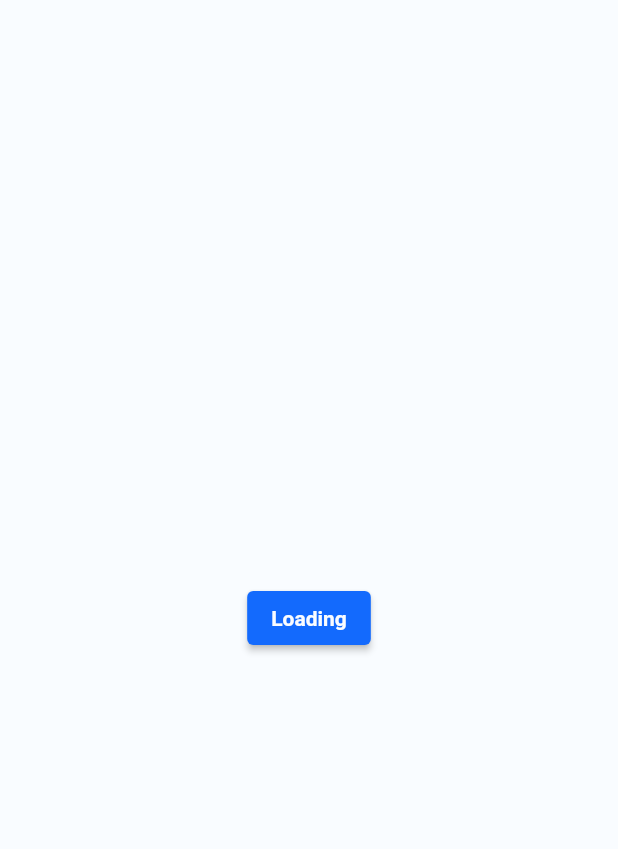
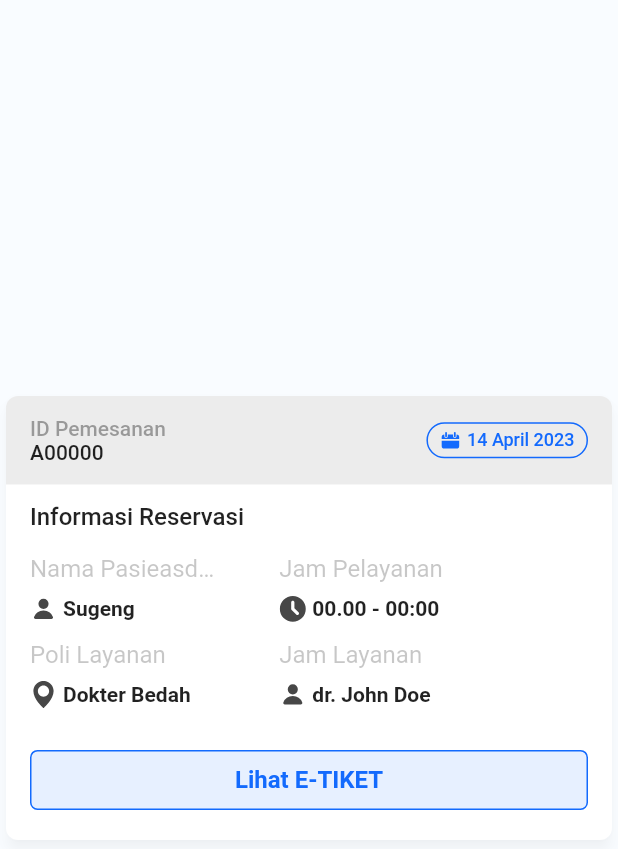
Before and after one commit to ifku/reservasi_rawat_jalan_mobile, a Flutter app: the DummyPage screen opened directly, on a phone screen of 412 x 824 dp. Shown: the top 849 px of the screen. Run offline on Flutter 3.47's test engine with Material 3 defaults, Android fonts, the light colour scheme and no system bars; our stand-ins replace bloc, cached_network_image, dartz, device_preview, dio, easy_localization and 12 more; accounts and stored records are empty; Roboto replaces fonts that are missing (Sf-Pro).

Commit message:
Add reservation list card.

```diff
--- /dev/null
+++ b/lib/core/components/card/rrj_reservation_list_card.dart
@@ -0,0 +1,173 @@
+import 'package:easy_localization/easy_localization.dart';
+import 'package:flutter/material.dart';
+import 'package:reservasi_rawat_jalan_mobile/core/components/button/rrj_outlined_button.dart';
+import 'package:reservasi_rawat_jalan_mobile/core/gen/assets.gen.dart';
+import 'package:reservasi_rawat_jalan_mobile/core/gen/locale_keys.g.dart';
+import 'package:reservasi_rawat_jalan_mobile/features/current_reservation/presentation/widgets/reservation_info_item.dart';
+
+class RRJReservationListCard extends StatelessWidget {
+  const RRJReservationListCard({
+    super.key,
+    required this.id,
+    required this.date,
+    required this.patientName,
+    required this.clinic,
+    required this.serviceHour,
+    required this.doctorName,
+    this.onPressed,
+  });
+
+  final String id;
+  final String date;
+  final String patientName;
+  final String clinic;
+  final String serviceHour;
+  final String doctorName;
+  final void Function()? onPressed;
+
+  @override
+  Widget build(BuildContext context) {
+    return Card(
+      elevation: 4.0,
+      shadowColor: Theme.of(context).colorScheme.onSurface.withOpacity(0.1),
+      shape: RoundedRectangleBorder(
+        borderRadius: BorderRadius.circular(8.0),
+      ),
+      child: Column(
+        mainAxisSize: MainAxisSize.min,
+        crossAxisAlignment: CrossAxisAlignment.start,
+        children: [
+          Container(
+            height: MediaQuery.of(context).size.height / 14.0,
+            width: MediaQuery.of(context).size.width,
+            decoration: BoxDecoration(
+              color: Theme.of(context).colorScheme.onSurface.withOpacity(0.1),
+              borderRadius: const BorderRadius.only(
+                topLeft: Radius.circular(8.0),
+                topRight: Radius.circular(8.0),
+              ),
+            ),
+            child: Padding(
+              padding: const EdgeInsets.fromLTRB(16.0, 0.0, 16.0, 0.0),
+              child: Row(
+                mainAxisAlignment: MainAxisAlignment.spaceBetween,
+                children: [
+                  Column(
+                    mainAxisSize: MainAxisSize.min,
+                    crossAxisAlignment: CrossAxisAlignment.start,
+                    children: [
+                      Text(
+                        "ID Pemesanan",
+                        style: Theme.of(context).textTheme.bodyMedium?.copyWith(
+                              color: Theme.of(context)
+                                  .colorScheme
+                                  .onSurface
+                                  .withOpacity(0.5),
+                            ),
+                      ),
+                      Text(id, style: Theme.of(context).textTheme.bodyMedium),
+                    ],
+                  ),
+                  Container(
+                    height: 24.0,
+                    padding: const EdgeInsets.symmetric(horizontal: 8.0),
+                    decoration: BoxDecoration(
+                      borderRadius: BorderRadius.circular(24.0),
+                      border: Border.all(
+                        color: Theme.of(context).colorScheme.primary,
+                      ),
+                    ),
+                    child: Row(
+                      children: [
+                        Assets.icons.iconCalendar.svg(
+                          colorFilter: ColorFilter.mode(
+                            Theme.of(context).colorScheme.primary,
+                            BlendMode.srcIn,
+                          ),
+                          width: 14.0,
+                          height: 14.0,
+                        ),
+                        const SizedBox(width: 4.0),
+                        Text(
+                          date,
+                          style: Theme.of(context)
+                              .textTheme
+                              .bodySmall
+                              ?.copyWith(
+                                color: Theme.of(context).colorScheme.primary,
+                              ),
+                        ),
+                      ],
+                    ),
+                  ),
+                ],
+              ),
+            ),
+          ),
+          const SizedBox(height: 4.0),
+          Padding(
+            padding: const EdgeInsets.fromLTRB(16.0, 8.0, 16.0, 0.0),
+            child: Column(
+              crossAxisAlignment: CrossAxisAlignment.start,
+              children: [
+                Text(LocaleKeys.reservationScreen_reservationInformation.tr(),
+                    style: Theme.of(context).textTheme.bodyLarge),
+                const SizedBox(height: 16.0),
+                Row(
+                  children: [
+                    Column(
+                      crossAxisAlignment: CrossAxisAlignment.start,
+                      children: [
+                        ReservationInfoItem(
+                            title: "Nama Pasieasddddddddddddddddddddddasdn",
+                            icon: Assets.icons.iconPerson3.path,
+                            content: patientName),
+                        const SizedBox(height: 12),
+                        ReservationInfoItem(
+                            title: "Poli Layanan",
+                            icon: Assets.icons.iconLocation.path,
+                            content: clinic),
+                      ],
+                    ),
+                    SizedBox(width: MediaQuery.of(context).size.width * 0.05),
+                    Column(
+                      crossAxisAlignment: CrossAxisAlignment.start,
+                      children: [
+                        ReservationInfoItem(
+                            title: "Jam Pelayanan",
+                            icon: Assets.icons.iconClock.path,
+                            content: serviceHour),
+                        const SizedBox(height: 12),
+                        ReservationInfoItem(
+                            title: "Jam Layanan",
+                            icon: Assets.icons.iconPerson3.path,
+                            content: doctorName),
+                      ],
+                    ),
+                  ],
+                ),
+              ],
+            ),
+          ),
+          const SizedBox(height: 24.0),
+          Padding(
+            padding: const EdgeInsets.fromLTRB(16.0, 0.0, 16.0, 16.0),
+            child: RRJOutlinedButton(
+              onPressed: () {},
+              width: MediaQuery.of(context).size.width,
+              borderColor: Theme.of(context).colorScheme.primary,
+              backgroundColor:
+                  Theme.of(context).colorScheme.primary.withOpacity(0.1),
+              child: Text(
+                "Lihat E-TIKET",
+                style: Theme.of(context).textTheme.titleMedium?.copyWith(
+                      color: Theme.of(context).colorScheme.primary,
+                    ),
+              ),
+            ),
+          )
+        ],
+      ),
+    );
+  }
+}
--- a/lib/features/current_reservation/presentation/widgets/reservation_info_item.dart
+++ b/lib/features/current_reservation/presentation/widgets/reservation_info_item.dart
@@ -17,13 +17,17 @@ class ReservationInfoItem extends StatelessWidget {
     return Column(
       crossAxisAlignment: CrossAxisAlignment.start,
       children: [
-        Text(
+        SizedBox(
+          width: MediaQuery.of(context).size.width * 0.3,
+          child: Text(
             title,
             maxLines: 1,
             overflow: TextOverflow.ellipsis,
             style: Theme.of(context).textTheme.titleMedium?.copyWith(
                   fontWeight: FontWeight.w400,
-                color: Theme.of(context).colorScheme.onSurface.withOpacity(0.3),
+                  color:
+                      Theme.of(context).colorScheme.onSurface.withOpacity(0.3),
+                ),
           ),
         ),
         const SizedBox(height: 8.0),
@@ -35,7 +39,13 @@ class ReservationInfoItem extends StatelessWidget {
                 colorFilter: ColorFilter.mode(
                     Theme.of(context).colorScheme.onSurface, BlendMode.srcIn)),
             const SizedBox(width: 4.0),
-            Text(content, style: Theme.of(context).textTheme.labelLarge),
+            SizedBox(
+              width: MediaQuery.of(context).size.width * 0.3,
+              child: Text(content,
+                  maxLines: 1,
+                  overflow: TextOverflow.ellipsis,
+                  style: Theme.of(context).textTheme.labelLarge),
+            ),
           ],
         ),
       ],
--- a/lib/features/dummy_page.dart
+++ b/lib/features/dummy_page.dart
@@ -1,4 +1,5 @@
 import 'package:flutter/material.dart';
+import 'package:reservasi_rawat_jalan_mobile/core/components/card/rrj_reservation_list_card.dart';
 
 class DummyPage extends StatefulWidget {
   const DummyPage({super.key});
@@ -10,11 +11,17 @@ class DummyPage extends StatefulWidget {
 class _DummyPageState extends State<DummyPage> {
   @override
   Widget build(BuildContext context) {
-    return Scaffold(
-        body: Center(
-            child: ElevatedButton(
-      onPressed: () {},
-      child: const Text('Loading'),
-    )));
+    return const Scaffold(
+      body: Center(
+        child: RRJReservationListCard(
+          id: 'A00000',
+          doctorName: "dr. John Doe",
+          clinic: "Dokter Bedah",
+          patientName: "Sugeng",
+          date: "14 April 2023",
+          serviceHour: "00.00 - 00:00",
+        ),
+      ),
+    );
   }
 }
--- a/lib/main.dart
+++ b/lib/main.dart
@@ -55,7 +55,7 @@ class MyApp extends StatelessWidget {
       theme: RRJThemeData.lightTheme,
       darkTheme: RRJThemeData.darkTheme,
     );
-   /* return MaterialApp(
+    /* return MaterialApp(
       supportedLocales: context.supportedLocales,
       localizationsDelegates: context.localizationDelegates,
       locale: context.locale,
```
Lines whose indentation alone changed are shown as unchanged.
